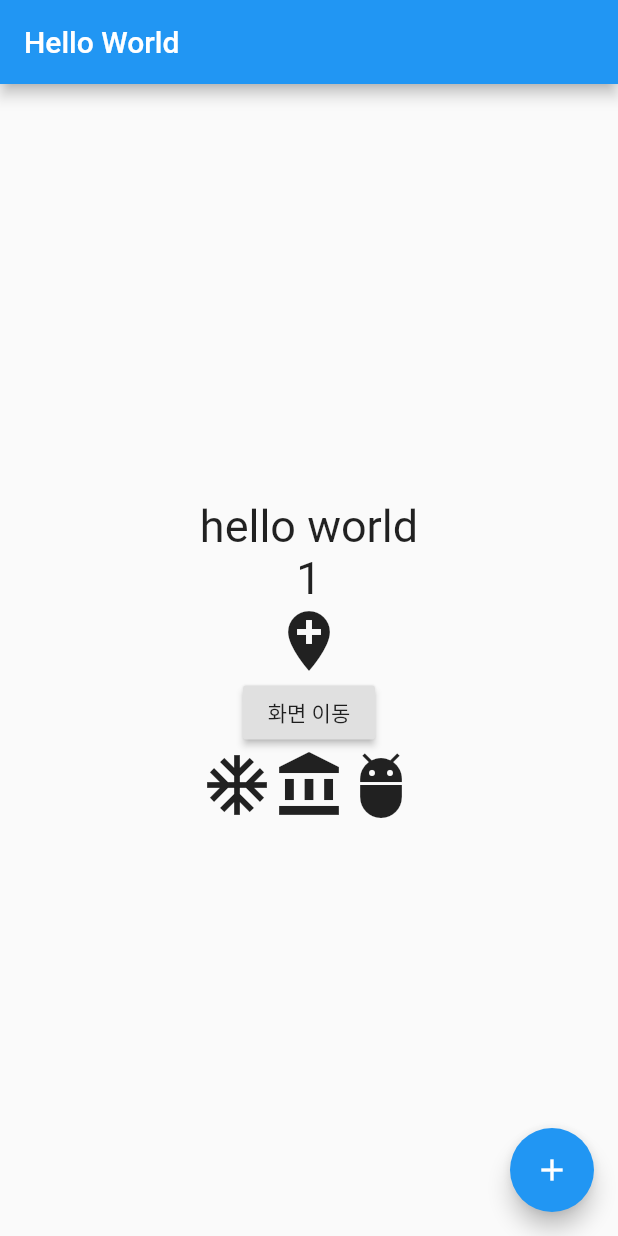
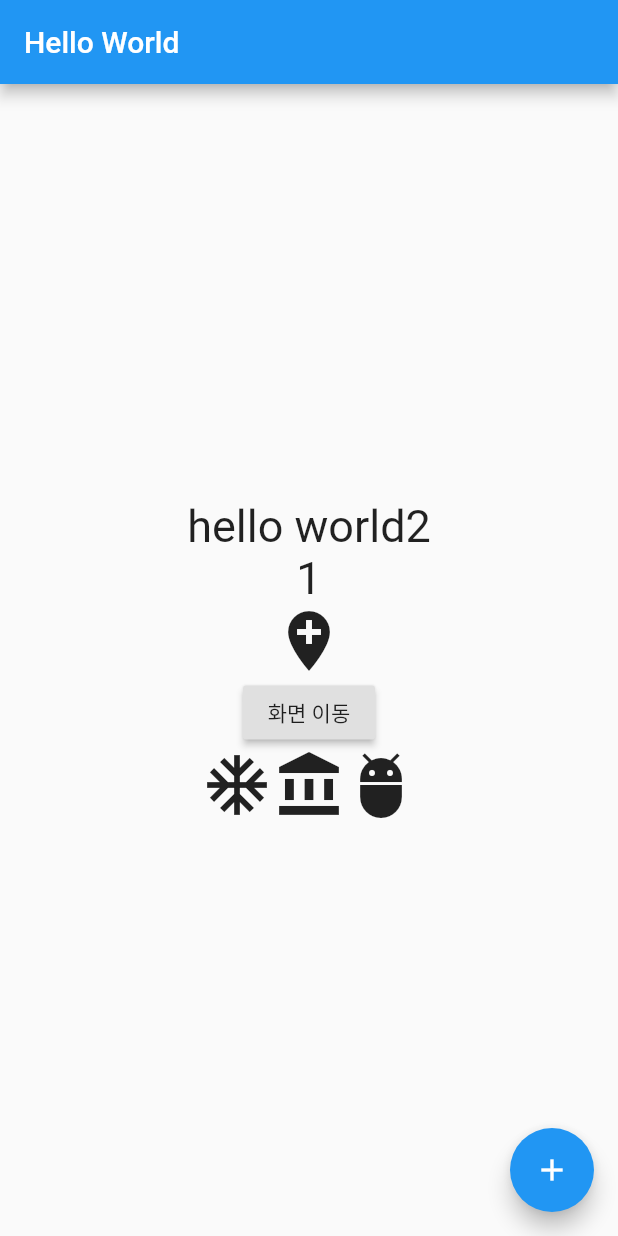
Before and after one commit to tkdqjaos999/first_flutter_app, a Flutter app: the screen it shows after launch, after a tap on the "add" icon, on a phone screen of 412 x 824 dp. Run offline on Flutter 3.47's test engine with Material 2 defaults, Android fonts, the phone set to English and light mode, and no system bars.

Commit message:
hello world 를 hello world2 로 수정

```diff
--- a/lib/main.dart
+++ b/lib/main.dart
@@ -82,7 +82,7 @@ class _HelloPageState extends State<HelloPage> {
 
   void _changeMessage() {
     setState(() {
-      _message = 'hello world';
+      _message = 'hello world2';
       _counter++;
     });
   }
```
